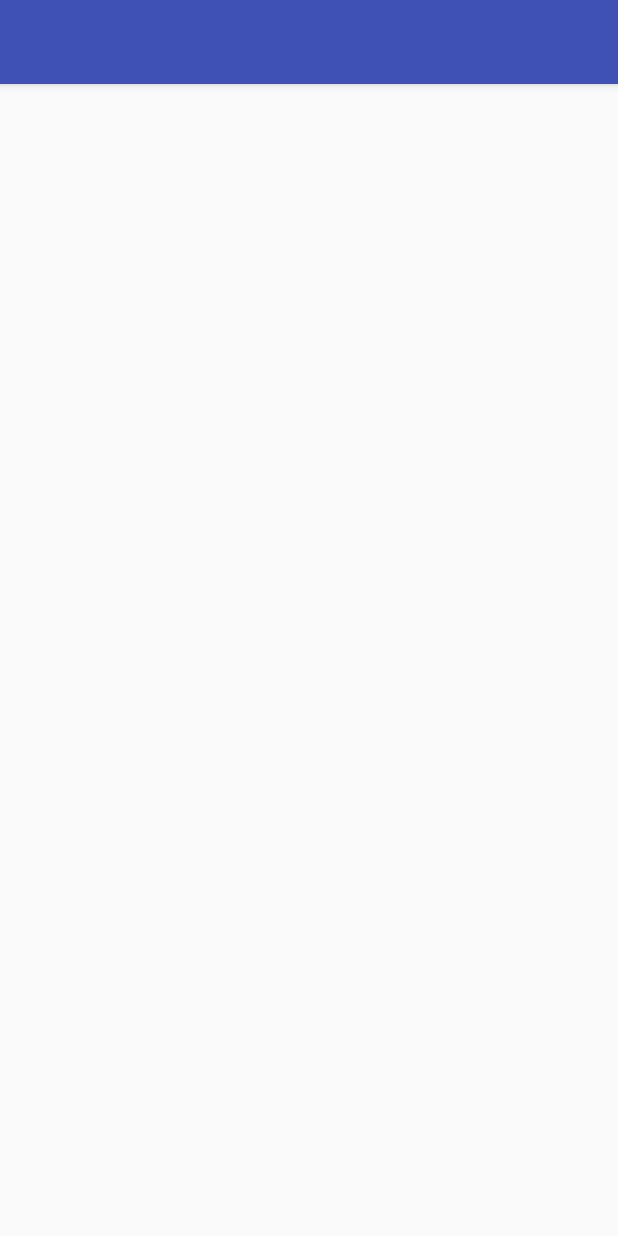
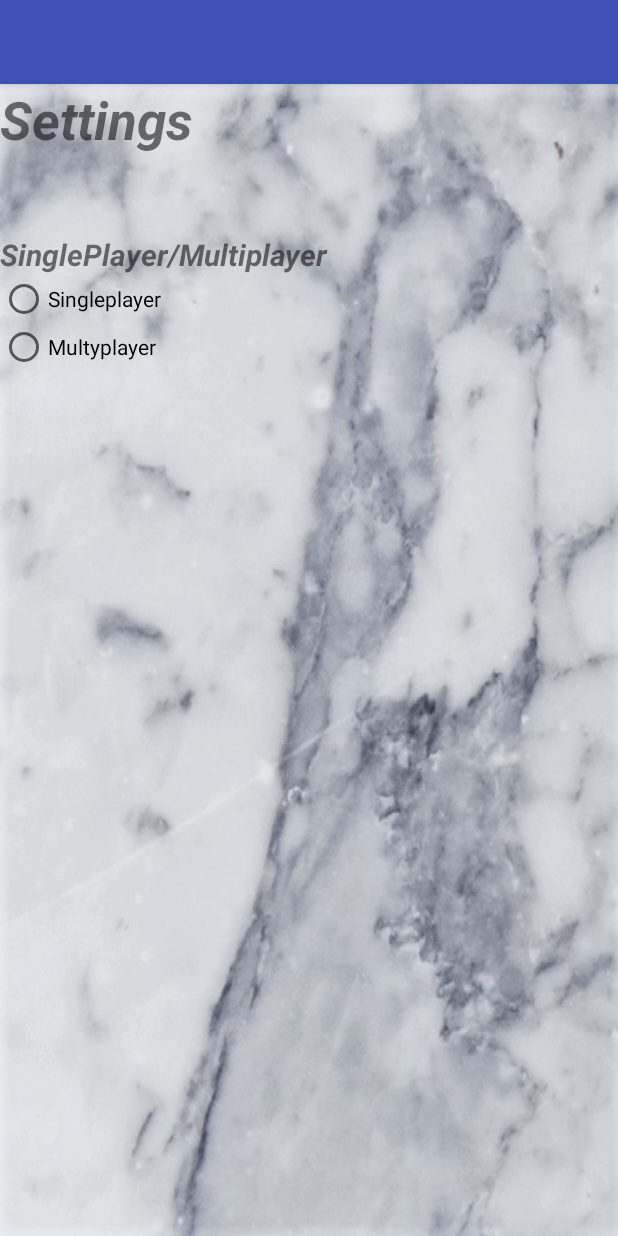
Before and after one commit to WouterHuygen/Spin-The-Bottle, an Android app: the SettingsActivity screen opened directly, with no data from a screen before it, on a phone screen of 412 x 824 dp. Run offline under Robolectric (Android 15) with nearby library versions, the phone set to English and light mode, and no system bars.

Commit message:
Beetje Met Layout Settings gespeeld

```diff
--- a/app/src/main/res/layout/activity_settings.xml
+++ b/app/src/main/res/layout/activity_settings.xml
@@ -1,9 +1,44 @@
 <?xml version="1.0" encoding="utf-8"?>
-<android.support.constraint.ConstraintLayout xmlns:android="http://schemas.android.com/apk/res/android"
+<LinearLayout xmlns:android="http://schemas.android.com/apk/res/android"
     xmlns:app="http://schemas.android.com/apk/res-auto"
     xmlns:tools="http://schemas.android.com/tools"
+    android:orientation="vertical"
     android:layout_width="match_parent"
     android:layout_height="match_parent"
+    android:background="@drawable/marble"
     tools:context="com.example.wouter.spinthebottle.SettingsActivity">
+    <LinearLayout
+        android:layout_width="match_parent"
+        android:orientation="horizontal"
+        android:layout_height="100dp">
 
-</android.support.constraint.ConstraintLayout>
+        <TextView
+            android:layout_width="match_parent"
+            android:layout_height="wrap_content"
+            android:textStyle="bold|italic"
+            android:textSize="35dp"
+            android:text="Settings" />
+    </LinearLayout>
+    <LinearLayout
+        android:layout_width="match_parent"
+        android:orientation="horizontal"
+        android:layout_height="wrap_content">
+        <TextView
+            android:layout_width="match_parent"
+            android:layout_height="wrap_content"
+            android:textStyle="bold|italic"
+            android:textSize="20dp"
+            android:text="SinglePlayer/Multiplayer" />
+    </LinearLayout>
+
+    <RadioButton
+        android:layout_width="match_parent"
+        android:layout_height="wrap_content"
+        android:text="Singleplayer" />
+
+    <RadioButton
+        android:layout_width="match_parent"
+        android:layout_height="wrap_content"
+        android:text="Multyplayer" />
+
+</LinearLayout>
```
Also changed, not shown: app/src/main/res/drawable/marble.jpg (added).
